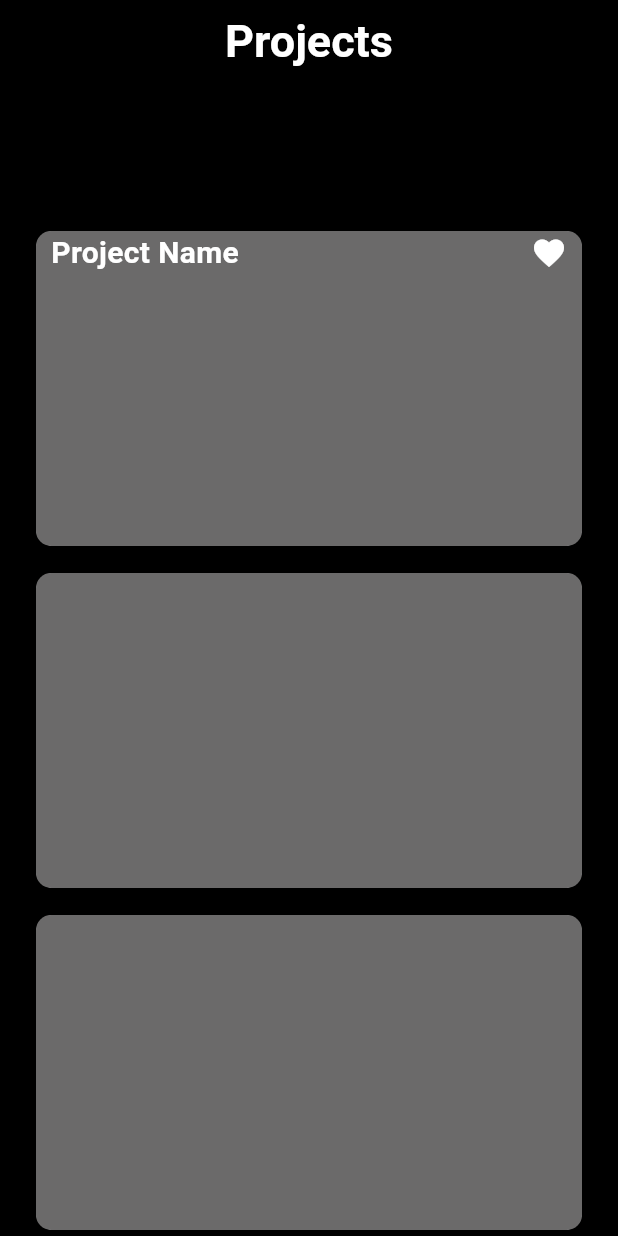
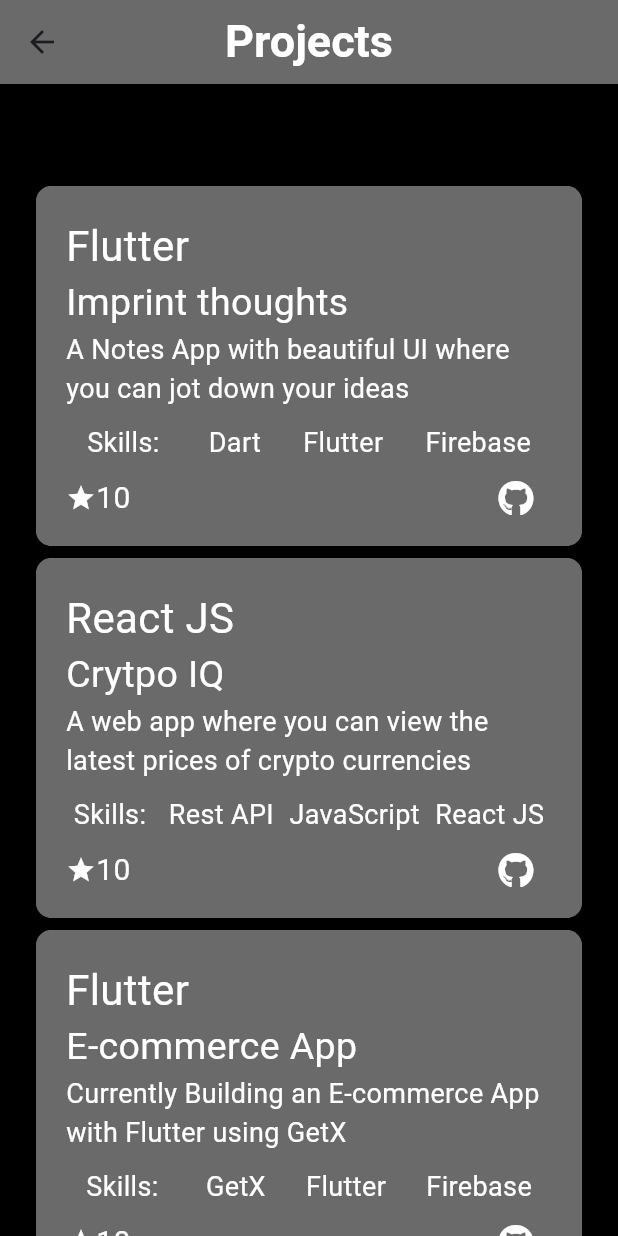
Before and after one commit to DivyankSisodia/Portfolio-App, a Flutter app: the ProjectScreen screen opened directly, on a phone screen of 412 x 824 dp. Run offline on Flutter 3.47's test engine with Material 2 defaults, Android fonts, the light colour scheme and no system bars; our stand-ins replace font_awesome_flutter, line_icons, wtf_sliding_sheet; network calls fail.

Commit message:
My Portfolio

```diff
--- a/lib/main.dart
+++ b/lib/main.dart
@@ -1,4 +1,5 @@
 import 'package:flutter/material.dart';
+import 'package:myinsight/Achievement.dart';
 import 'package:myinsight/about_me.dart';
 import 'package:myinsight/main_screen.dart';
 import 'package:myinsight/my_project.dart';
@@ -21,7 +22,7 @@ class MyApp extends StatelessWidget {
         colorScheme: ColorScheme.fromSeed(seedColor: Colors.deepPurple),
         useMaterial3: true,
       ),
-      home:  ProjectScreen(),
+      home: const MainScreen(),
     );
   }
 }
--- a/lib/my_project.dart
+++ b/lib/my_project.dart
@@ -1,4 +1,6 @@
 import 'package:flutter/material.dart';
+import 'package:font_awesome_flutter/font_awesome_flutter.dart';
+import 'package:url_launcher/url_launcher.dart';
 
 class ProjectScreen extends StatefulWidget {
   const ProjectScreen({super.key});
@@ -8,6 +10,88 @@ class ProjectScreen extends StatefulWidget {
 }
 
 class _ProjectScreenState extends State<ProjectScreen> {
+
+  myProject(skill, projectName, desc,s1,s2,s3, linkurl){
+    return Card(
+                  child: Container(
+      decoration: const BoxDecoration(
+        color:  Color.fromARGB(255, 107, 106, 106),
+        borderRadius: BorderRadius.all(Radius.circular(10)),
+      ),
+      height: 240,
+      width: double.infinity,
+      child: Container(
+        margin: const EdgeInsets.only(left: 20, top: 20, right: 20),
+        child: Column(
+          // mainAxisAlignment: MainAxisAlignment.start,
+          crossAxisAlignment: CrossAxisAlignment.start,
+          children: [
+            Text(
+              skill,
+              style: TextStyle(color: Colors.white, fontSize: 28),
+            ),
+            // SizedBox(height: 6,),
+            Text(
+              projectName,
+              style: TextStyle(color: Colors.white, fontSize: 25),
+            ),
+            Text(
+              desc,
+              style: TextStyle(color: Colors.white, fontSize: 18),
+            ),
+            const SizedBox(height: 10,),
+            Row(
+              crossAxisAlignment: CrossAxisAlignment.start,
+              mainAxisAlignment: MainAxisAlignment.spaceAround,
+              children: [
+                const Text('Skills: ', style: TextStyle(color: Colors.white, fontSize: 18),),
+                Text(
+                  s1,
+                  style: const TextStyle(color: Colors.white, fontSize: 18),
+                ),
+                Text(
+                  s2,
+                  style: const TextStyle(color: Colors.white, fontSize: 18),
+                ),
+                Text(
+                  s3,
+                  style: const TextStyle(color: Colors.white, fontSize: 18),
+                ),
+              ],
+            ),
+            // const SizedBox(height: 10,),
+            Row(
+              // mainAxisAlignment: MainAxisAlignment.spaceBetween,
+              children: [
+                const Icon(
+                  Icons.star,
+                  color: Colors.white,size: 20,
+                ),
+                const Text('10', style: TextStyle(color: Colors.white, fontSize: 20),),
+                Expanded(child: Container()),
+                IconButton(
+                  onPressed: (){
+                    var link =
+                    linkurl;
+                    launchUrl(
+                      Uri.parse(link),
+                      mode: LaunchMode.inAppWebView
+                    );
+                  },
+                  icon: const Icon(
+                    FontAwesomeIcons.github,
+                    color: Colors.white,
+                  )
+                ),
+              ],
+            )
+          ],
+        ),
+      ),
+    ),
+                );
+  }
+
   @override
   Widget build(BuildContext context) {
     return Scaffold(
@@ -22,7 +106,7 @@ class _ProjectScreenState extends State<ProjectScreen> {
             fontWeight: FontWeight.bold,
           ),
         ),
-        backgroundColor: Colors.transparent,
+backgroundColor: Color.fromARGB(255, 107, 106, 106),
       ),
       body: SingleChildScrollView(
         child: Container(
@@ -37,93 +121,49 @@ class _ProjectScreenState extends State<ProjectScreen> {
           child: Column(
             children: [
               Padding(
-                padding: const EdgeInsets.only(top: 150.0, left: 20.0, right: 20),
-                child: Card(
-                  child: Container(
-                    decoration: const BoxDecoration(
-                      color:  Color.fromARGB(255, 107, 106, 106),
-                      borderRadius: BorderRadius.all(Radius.circular(10)),
-                    ),
-                    height: 210,
-                    width: double.infinity,
-                    child: Container(
+                padding: const EdgeInsets.only(top: 120.0, left: 20.0, right: 20),
                 child: Column(
                   children: [
-                          Row(
-                            children: [
-                              const SizedBox(
-                                width: 10,
+                    myProject(
+                      'Flutter',
+                      'Imprint thoughts',
+                      'A Notes App with beautiful UI where you can jot down your ideas',
+                      'Dart',
+                      'Flutter',
+                      'Firebase',
+                      'https://github.com/DivyankSisodia/Portfolio-App/tree/master'
                     ),
-                              const Text(
-                                'Project Name',
-                                style: TextStyle(
-                                  fontSize: 20,
-                                  fontWeight: FontWeight.bold,
-                                  color: Colors.white,
+                    myProject(
+                      'React JS',
+                      'Crytpo IQ',
+                      'A web app where you can view the latest prices of crypto currencies',
+                      'Rest API',
+                      'JavaScript',
+                      'React JS',
+                      'https://github.com/DivyankSisodia/Cryto_IQ'
                     ),
+                    myProject(
+                      'Flutter',
+                      'E-commerce App',
+                      'Currently Building an E-commerce App with Flutter using GetX',
+                      'GetX',
+                      'Flutter',
+                      'Firebase',
+                      'https://github.com/DivyankSisodia/Portfolio-App/tree/master'
                     ),
-                              const Spacer(),
-                              const Icon(
-                                Icons.favorite,
-                                color: Colors.white,
-                              ),
-                              const SizedBox(
-                                width: 10,
+                    myProject(
+                      'Vanilla Javascript',
+                      'Calculator',
+                      'A simple calculator made with Vanilla Javascript with Beautiful UI',
+                      'HTML',
+                      'CSS',
+                      'Javascript',
+                      'https://github.com/DivyankSisodia/Calculator'
                     ),
                   ],
                 )
-                        ],
               ),
-                    ),
-                  ),
-                ),
-              ),
-              const SizedBox(height: 10,),
-              Padding(
-                padding: const EdgeInsets.only(left: 20.0, right: 20),
-                child: Card(
-                  child: Container(
-                    decoration:const BoxDecoration(
-                      color:  Color.fromARGB(255, 107, 106, 106),
-                      borderRadius: BorderRadius.all(Radius.circular(10)),
-                    ),
-                    height: 210,
-                    width: double.infinity,
-                  ),
-                ),
-              ),
-              const SizedBox(
-                height: 10,
-              ),
-              Padding(
-                padding: const EdgeInsets.only(left: 20.0, right: 20),
-                child: Card(
-                  child: Container(
-                    decoration: const BoxDecoration(
-                      color:  Color.fromARGB(255, 107, 106, 106),
-                      borderRadius: BorderRadius.all(Radius.circular(10)),
-                    ),
-                    height: 210,
-                    width: double.infinity,
-                  ),
-                ),
-              ),
-              const SizedBox(
-                height: 10,
-              ),
-              Padding(
-                padding: const EdgeInsets.only(left: 20.0, right: 20),
-                child: Card(
-                  child: Container(
-                    decoration: const BoxDecoration(
-                      color:  Color.fromARGB(255, 107, 106, 106),
-                      borderRadius: BorderRadius.all(Radius.circular(10)),
-                    ),
-                    height: 210,
-                    width: double.infinity,
-                  ),
-                ),
-              ),
+
             ],
           ),
         ),
```
Also changed, not shown: lib/Achievement.dart (added, +159 -0 lines), lib/main_screen.dart (+25 -2 lines). Lines whose indentation alone changed are shown as unchanged.
